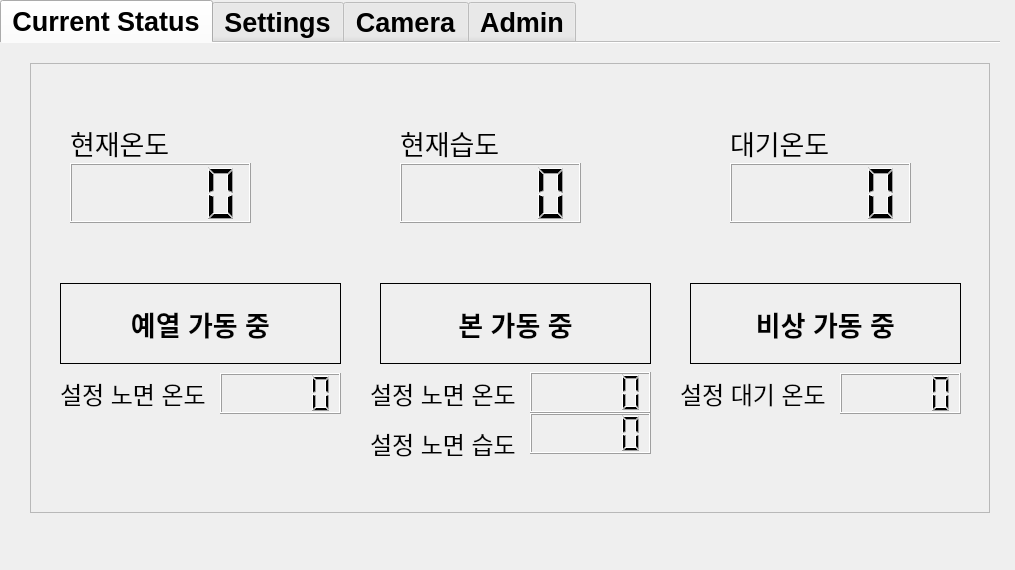
Before: the Qt Designer form SMRS_r_pi.ui in quilp007/SMRS, drawn with Qt 5.
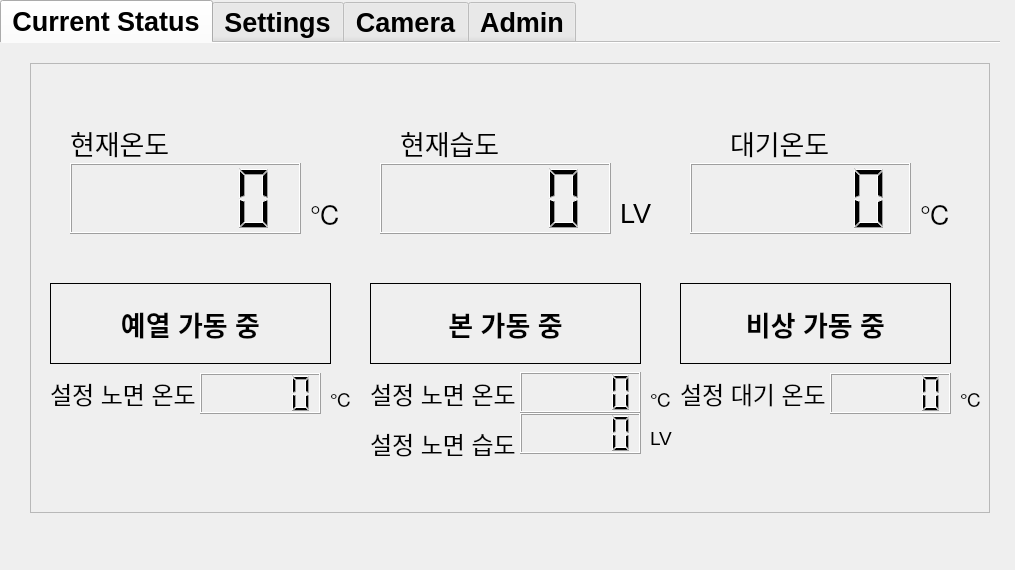
After: the same form once the commit is applied. The open tabs and pages were chosen to show the change. Icons and pictures are not drawn.

```diff
--- a/SMRS_r_pi.ui
+++ b/SMRS_r_pi.ui
@@ -138,8 +138,8 @@
        <rect>
         <x>40</x>
         <y>100</y>
-        <width>181</width>
-        <height>60</height>
+        <width>231</width>
+        <height>71</height>
        </rect>
       </property>
       <property name="smallDecimalPoint">
@@ -191,10 +191,10 @@
      <widget class="QLCDNumber" name="road_humidity">
       <property name="geometry">
        <rect>
-        <x>370</x>
+        <x>350</x>
         <y>100</y>
-        <width>181</width>
-        <height>60</height>
+        <width>231</width>
+        <height>71</height>
        </rect>
       </property>
       <property name="smallDecimalPoint">
@@ -228,10 +228,10 @@
      <widget class="QLCDNumber" name="air_temp">
       <property name="geometry">
        <rect>
-        <x>700</x>
+        <x>660</x>
         <y>100</y>
-        <width>181</width>
-        <height>60</height>
+        <width>221</width>
+        <height>71</height>
        </rect>
       </property>
       <property name="smallDecimalPoint">
@@ -247,7 +247,7 @@
      <widget class="QLCDNumber" name="heat_road_temp_2">
       <property name="geometry">
        <rect>
-        <x>500</x>
+        <x>490</x>
         <y>309</y>
         <width>121</width>
         <height>41</height>
@@ -266,7 +266,7 @@
      <widget class="QLCDNumber" name="set_road_humidity_2">
       <property name="geometry">
        <rect>
-        <x>500</x>
+        <x>490</x>
         <y>350</y>
         <width>121</width>
         <height>41</height>
@@ -285,7 +285,7 @@
      <widget class="QLCDNumber" name="set_air_temp_2">
       <property name="geometry">
        <rect>
-        <x>810</x>
+        <x>800</x>
         <y>310</y>
         <width>121</width>
         <height>41</height>
@@ -304,7 +304,7 @@
      <widget class="QLabel" name="label_pre_heat_on">
       <property name="geometry">
        <rect>
-        <x>30</x>
+        <x>20</x>
         <y>220</y>
         <width>281</width>
         <height>81</height>
@@ -340,7 +340,7 @@
      <widget class="QLabel" name="label_heat_on">
       <property name="geometry">
        <rect>
-        <x>350</x>
+        <x>340</x>
         <y>220</y>
         <width>271</width>
         <height>81</height>
@@ -366,7 +366,7 @@
      <widget class="QLabel" name="label_heat_on_2">
       <property name="geometry">
        <rect>
-        <x>660</x>
+        <x>650</x>
         <y>220</y>
         <width>271</width>
         <height>81</height>
@@ -392,7 +392,7 @@
      <widget class="QLabel" name="label_19">
       <property name="geometry">
        <rect>
-        <x>30</x>
+        <x>20</x>
         <y>300</y>
         <width>161</width>
         <height>60</height>
@@ -472,7 +472,7 @@
      <widget class="QLCDNumber" name="pre_heat_road_temp_2">
       <property name="geometry">
        <rect>
-        <x>190</x>
+        <x>170</x>
         <y>310</y>
         <width>121</width>
         <height>41</height>
@@ -488,6 +488,132 @@
        <number>0</number>
       </property>
      </widget>
+     <widget class="QLabel" name="label_4">
+      <property name="geometry">
+       <rect>
+        <x>280</x>
+        <y>120</y>
+        <width>31</width>
+        <height>60</height>
+       </rect>
+      </property>
+      <property name="font">
+       <font>
+        <pointsize>20</pointsize>
+       </font>
+      </property>
+      <property name="text">
+       <string>℃</string>
+      </property>
+     </widget>
+     <widget class="QLabel" name="label_5">
+      <property name="geometry">
+       <rect>
+        <x>590</x>
+        <y>120</y>
+        <width>31</width>
+        <height>60</height>
+       </rect>
+      </property>
+      <property name="font">
+       <font>
+        <pointsize>20</pointsize>
+       </font>
+      </property>
+      <property name="text">
+       <string>LV</string>
+      </property>
+     </widget>
+     <widget class="QLabel" name="label_6">
+      <property name="geometry">
+       <rect>
+        <x>890</x>
+        <y>120</y>
+        <width>31</width>
+        <height>60</height>
+       </rect>
+      </property>
+      <property name="font">
+       <font>
+        <pointsize>20</pointsize>
+       </font>
+      </property>
+      <property name="text">
+       <string>℃</string>
+      </property>
+     </widget>
+     <widget class="QLabel" name="label_7">
+      <property name="geometry">
+       <rect>
+        <x>300</x>
+        <y>320</y>
+        <width>31</width>
+        <height>31</height>
+       </rect>
+      </property>
+      <property name="font">
+       <font>
+        <pointsize>14</pointsize>
+       </font>
+      </property>
+      <property name="text">
+       <string>℃</string>
+      </property>
+     </widget>
+     <widget class="QLabel" name="label_8">
+      <property name="geometry">
+       <rect>
+        <x>620</x>
+        <y>320</y>
+        <width>31</width>
+        <height>31</height>
+       </rect>
+      </property>
+      <property name="font">
+       <font>
+        <pointsize>14</pointsize>
+       </font>
+      </property>
+      <property name="text">
+       <string>℃</string>
+      </property>
+     </widget>
+     <widget class="QLabel" name="label_14">
+      <property name="geometry">
+       <rect>
+        <x>620</x>
+        <y>360</y>
+        <width>31</width>
+        <height>31</height>
+       </rect>
+      </property>
+      <property name="font">
+       <font>
+        <pointsize>14</pointsize>
+       </font>
+      </property>
+      <property name="text">
+       <string>LV</string>
+      </property>
+     </widget>
+     <widget class="QLabel" name="label_20">
+      <property name="geometry">
+       <rect>
+        <x>930</x>
+        <y>320</y>
+        <width>31</width>
+        <height>31</height>
+       </rect>
+      </property>
+      <property name="font">
+       <font>
+        <pointsize>14</pointsize>
+       </font>
+      </property>
+      <property name="text">
+       <string>℃</string>
+      </property>
+     </widget>
     </widget>
    </widget>
    <widget class="QWidget" name="settings">
```
Left out of the diff: 4 changed lines with no effect on the pictures.
